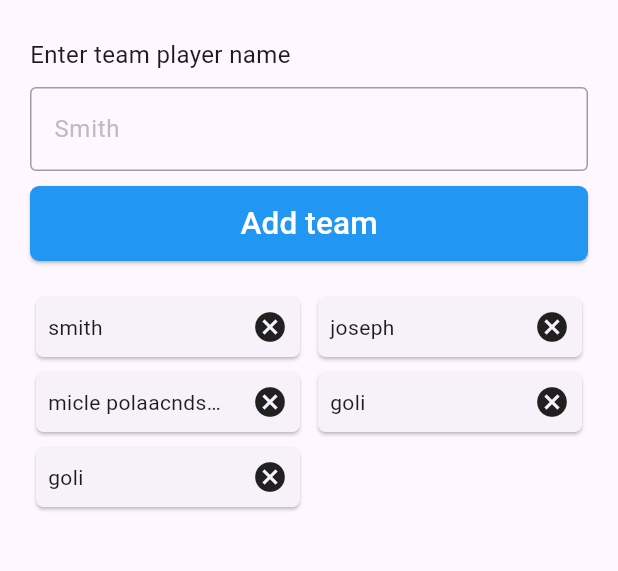
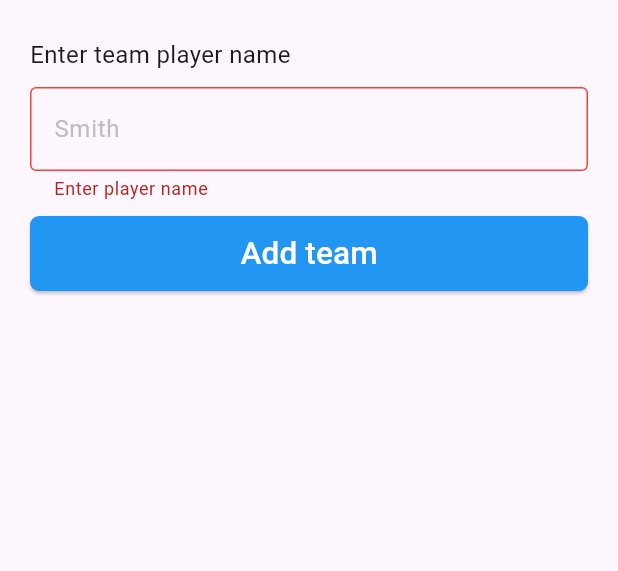
Before and after one commit to awaismubbashar/team_players, a Flutter app: the AddTeam screen opened by its route, after a tap on "Add team", on a phone screen of 412 x 824 dp, the part 117-688 px from its top. Run offline on Flutter 3.47's test engine with Material 3 defaults, Android fonts, the phone set to English and light mode, and no system bars; our stand-ins replace shared_preferences; accounts and stored records are empty.

Commit message:
Added consumer on home and player screen.

```diff
--- a/lib/screens/add_team.dart
+++ b/lib/screens/add_team.dart
@@ -12,15 +12,16 @@ class AddTeam extends StatefulWidget {
 }
 
 class _AddTeamState extends State<AddTeam> {
+  final playerKey = GlobalKey<FormState>();
   var playerController = TextEditingController();
 
-  List<String> players = [
-    'smith',
-    'joseph',
-    'micle polaacndskcnskjbncks skncdjn',
-    'goli',
-    'goli'
-  ];
+  @override
+  void initState() {
+    super.initState();
+    Future.microtask(() {
+      Provider.of<AddTeamViewModel>(context, listen: false).getPlayers();
+    });
+  }
 
   @override
   Widget build(BuildContext context) {
@@ -28,6 +29,8 @@ class _AddTeamState extends State<AddTeam> {
       child: Scaffold(
         body: Padding(
           padding: const EdgeInsets.fromLTRB(20, 35, 20, 0),
+          child: Form(
+            key: playerKey,
             child: Column(
               children: [
                 addTeamText(),
@@ -39,17 +42,24 @@ class _AddTeamState extends State<AddTeam> {
                 addTeamButton(),
                 const SizedBox(height: 20),
                 Expanded(
-                child: MasonryGridView.count(
-                  itemCount: players.length,
+                  child: Consumer<AddTeamViewModel>(
+                    builder: (context, viewModel, child) {
+                      return MasonryGridView.count(
+                        itemCount: viewModel.players.length,
+                        // Access players from the viewModel
                         crossAxisCount: 2,
                         mainAxisSpacing: 2,
                         crossAxisSpacing: 4,
                         itemBuilder: (BuildContext context, int index) {
-                    return GeneralWidgets.playersNameItem(players[index]);
+                          return GeneralWidgets.playersNameItem(
+                              viewModel.players[index]);
+                        },
+                      );
                     },
                   ),
-              )
+                ),
               ],
+            ),
           ),
         ),
       ),
@@ -78,12 +88,25 @@ class _AddTeamState extends State<AddTeam> {
   TextFormField addTeamTextFormField() {
     return TextFormField(
       controller: playerController,
+      validator: (name) {
+        if (name!.isEmpty) {
+          return 'Enter player name';
+        } else {
+          return null;
+        }
+      },
       decoration: InputDecoration(
           focusedBorder: const OutlineInputBorder(
             borderSide: BorderSide(color: Colors.blue, width: 1.0),
           ),
           enabledBorder: const OutlineInputBorder(
             borderSide: BorderSide(color: Colors.grey, width: 1.0),
+          ),
+          errorBorder: const OutlineInputBorder(
+            borderSide: BorderSide(color: Colors.red, width: 1.0),
+          ),
+          focusedErrorBorder: const OutlineInputBorder(
+            borderSide: BorderSide(color: Colors.red, width: 1.0),
           ),
           hintText: 'Smith',
           hintStyle: TextStyle(color: Colors.grey[400])),
@@ -94,9 +117,10 @@ class _AddTeamState extends State<AddTeam> {
     return ElevatedButton(
       onPressed: () {
         final playerName = playerController.text;
-        if (playerName.isNotEmpty) {
+        if (playerKey.currentState!.validate()) {
           Provider.of<AddTeamViewModel>(context, listen: false)
               .addPlayers(playerName);
+          playerController.clear();
         }
       },
       style: ElevatedButton.styleFrom(
--- a/lib/viewmodel/add_team_viewmodel.dart
+++ b/lib/viewmodel/add_team_viewmodel.dart
@@ -1,11 +1,32 @@
 import 'package:flutter/cupertino.dart';
+import 'package:shared_preferences/shared_preferences.dart';
 
 class AddTeamViewModel extends ChangeNotifier {
-
   List<String> players = [];
 
+  Future<void> getPlayers() async {
+    final SharedPreferencesAsync prefs = SharedPreferencesAsync();
+    var list = await prefs.getStringList('playersList');
+
+    if(list != null) {
+      print('add_team1 $list');
+      players = list;
+      notifyListeners();
+    }
+  }
+
   Future<void> addPlayers(String name) async {
+    final SharedPreferencesAsync prefs = SharedPreferencesAsync();
+
     players.add(name);
+    await prefs.setStringList('playersList', players);
     notifyListeners();
   }
+
+  Future<void> removePlayers(String name) async {
+    if (players.contains(name)) {
+      players.remove(name);
+      notifyListeners();
+    }
+  }
 }
--- a/lib/widgets/general_widgets.dart
+++ b/lib/widgets/general_widgets.dart
@@ -28,7 +28,7 @@ class GeneralWidgets {
     );
   }
 
-  static playersItem(Player player) {
+  static playersItem(String player) {
     return Card(
       color: Colors.grey[200],
       elevation: 2,
@@ -39,10 +39,10 @@ class GeneralWidgets {
         padding: const EdgeInsets.all(10.0),
         child: Row(
           children: [
-            CircleAvatar(child: Icon(player.image)),
+            const CircleAvatar(child: Icon(Icons.account_circle)),
             const SizedBox(width: 12),
             Text(
-              player.name,
+              player,
               style: const TextStyle(fontSize: 17, fontWeight: FontWeight.w400),
             ),
             Expanded(child: Container()),
```
Also changed, not shown: lib/screens/home.dart (+9 -4 lines), lib/screens/players.dart (+18 -13 lines). Lines whose indentation alone changed are shown as unchanged.
